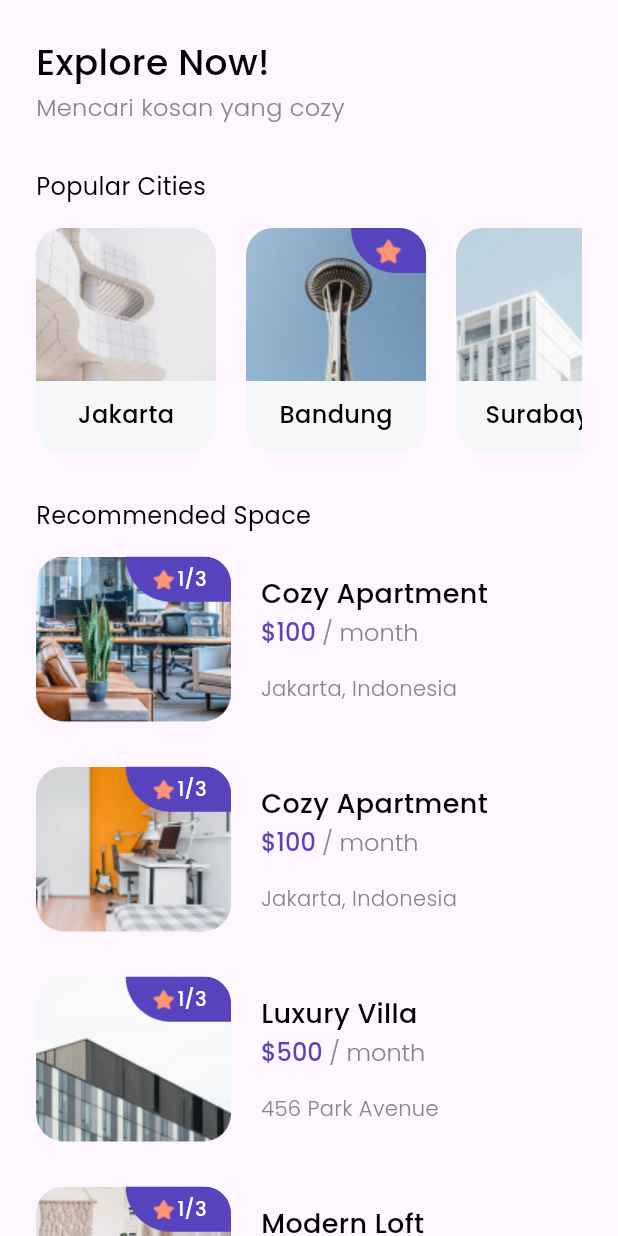
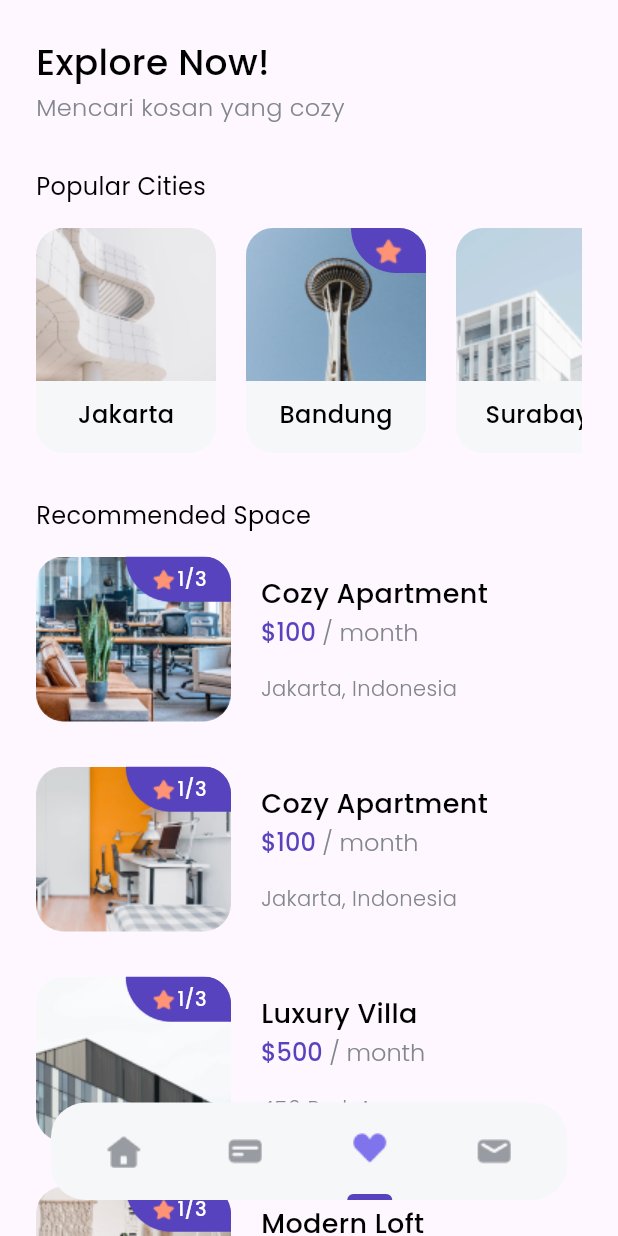
Before and after one commit to jadesnowman/Cozy-BWA, a Flutter app: the screen it shows after launch, on a phone screen of 412 x 824 dp. Run offline on Flutter 3.47's test engine with Material 3 defaults, Android fonts, the phone set to English and light mode, and no system bars; our stand-ins replace google_fonts.

Commit message:
Add new menu and bottom navigation bar

```diff
--- a/lib/models/index.dart
+++ b/lib/models/index.dart
@@ -1,3 +1,5 @@
+import 'package:flutter/material.dart';
+
 class City {
   final String name;
   final String imageUrl;
@@ -32,3 +34,11 @@ class Tips {
 
   Tips({required this.title, required this.imageUrl, required this.date});
 }
+
+class Menu {
+  final String icon;
+  final String iconActive;
+  final bool active;
+
+  Menu({required this.active, required this.icon, required this.iconActive});
+}
--- a/lib/pages/home_page.dart
+++ b/lib/pages/home_page.dart
@@ -1,5 +1,6 @@
 import 'package:cozy_marketplace/theme.dart';
 import 'package:cozy_marketplace/widgets/city_card.dart';
+import 'package:cozy_marketplace/widgets/buttom_navbar.dart';
 import 'package:cozy_marketplace/widgets/space_card.dart';
 import 'package:cozy_marketplace/widgets/tips_and_guide.dart';
 import 'package:flutter/material.dart';
@@ -161,11 +162,14 @@ class HomePage extends StatelessWidget {
                       title: 'Jakarta Fairship',
                       date: 'Updated 1 Apr'),
                 ),
+                const SizedBox(height: 100),
               ],
             ),
           ),
         ),
       ),
+      floatingActionButton: const ButtomNavbar(),
+      floatingActionButtonLocation: FloatingActionButtonLocation.centerDocked,
     );
   }
 }
--- /dev/null
+++ b/lib/widgets/buttom_navbar.dart
@@ -0,0 +1,102 @@
+import 'package:cozy_marketplace/models/index.dart';
+import 'package:cozy_marketplace/theme.dart';
+import 'package:flutter/material.dart';
+
+String iconCardSolid1 = 'assets/images/navigations/Icon_card_solid-1.png';
+String iconCardSolid = 'assets/images/navigations/Icon_card_solid.png';
+
+String iconHomeSolid1 = 'assets/images/navigations/Icon_home_solid-1.png';
+String iconHomeSolid = 'assets/images/navigations/Icon_home_solid.png';
+
+String iconLeftOutline = 'assets/images/navigations/Icon_left_outline.png';
+String iconLoveOutline = 'assets/images/navigations/Icon_love_outline.png';
+
+String iconLoveSolid1 = 'assets/images/navigations/Icon_love_solid-1.png';
+String iconLoveSolid = 'assets/images/navigations/Icon_love_solid.png';
+
+String iconMailSolid1 = 'assets/images/navigations/Icon_mail_solid-1.png';
+String iconMailSolid = 'assets/images/navigations/Icon_mail_solid.png';
+
+class ButtomNavbar extends StatelessWidget {
+  const ButtomNavbar({super.key});
+
+  @override
+  Widget build(BuildContext context) {
+    return Container(
+      width: MediaQuery.of(context).size.width - (2 * 34),
+      margin: EdgeInsets.symmetric(horizontal: 24, vertical: 24),
+      height: 65,
+      decoration: BoxDecoration(
+        color: grayColor,
+        borderRadius: BorderRadius.circular(23),
+      ),
+      child: Row(
+        mainAxisAlignment: MainAxisAlignment.center,
+        crossAxisAlignment: CrossAxisAlignment.center,
+        children: [
+          NavbarItem(
+            menu: Menu(
+              icon: iconHomeSolid,
+              iconActive: iconHomeSolid1,
+              active: false,
+            ),
+          ),
+          const SizedBox(width: 55),
+          NavbarItem(
+            menu: Menu(
+              icon: iconCardSolid1,
+              iconActive: iconCardSolid,
+              active: false,
+            ),
+          ),
+          const SizedBox(width: 55),
+          NavbarItem(
+            menu: Menu(
+              icon: iconLoveSolid1,
+              iconActive: iconLoveSolid,
+              active: true,
+            ),
+          ),
+          const SizedBox(width: 55),
+          NavbarItem(
+            menu: Menu(
+              icon: iconMailSolid1,
+              iconActive: iconMailSolid,
+              active: false,
+            ),
+          )
+        ],
+      ),
+    );
+  }
+}
+
+class NavbarItem extends StatelessWidget {
+  final Menu menu;
+
+  const NavbarItem({super.key, required this.menu});
+
+  @override
+  Widget build(BuildContext context) {
+    return Column(
+      mainAxisAlignment: MainAxisAlignment.spaceBetween,
+      children: [
+        Container(),
+        Image.asset(!menu.active ? menu.icon : menu.iconActive),
+        !menu.active
+            ? Container()
+            : Container(
+                height: 4,
+                width: 30,
+                decoration: BoxDecoration(
+                  color: purpleColor,
+                  borderRadius: const BorderRadius.only(
+                    topLeft: Radius.circular(100),
+                    topRight: Radius.circular(100),
+                  ),
+                ),
+              )
+      ],
+    );
+  }
+}
--- a/pubspec.yaml
+++ b/pubspec.yaml
@@ -65,6 +65,7 @@ flutter:
     - assets/images/popular/
     - assets/images/recommended/
     - assets/images/tips/
+    - assets/images/navigations/
 
   # An image asset can refer to one or more resolution-specific "variants", see
   # https://flutter.dev/assets-and-images/#resolution-aware
```
Also changed, not shown: lib/widgets/bar.dart (added, +80 -0 lines).
